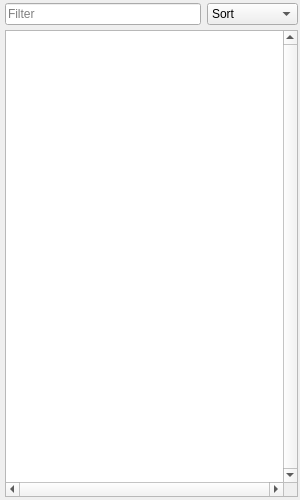
Old version of the form mpfmonitor/core/ui/searchable_table.ui in the repository missionpinball/mpf-monitor.
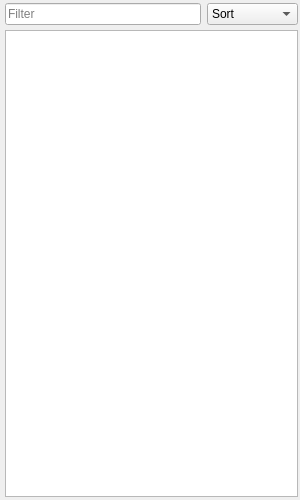
New version of the form.

```diff
--- a/mpfmonitor/core/ui/searchable_table.ui
+++ b/mpfmonitor/core/ui/searchable_table.ui
@@ -88,10 +88,10 @@
         <bool>true</bool>
        </property>
        <property name="verticalScrollBarPolicy">
-        <enum>Qt::ScrollBarAlwaysOn</enum>
+        <enum>Qt::ScrollBarAsNeeded</enum>
        </property>
        <property name="horizontalScrollBarPolicy">
-        <enum>Qt::ScrollBarAlwaysOn</enum>
+        <enum>Qt::ScrollBarAsNeeded</enum>
        </property>
        <property name="sizeAdjustPolicy">
         <enum>QAbstractScrollArea::AdjustToContents</enum>
```
